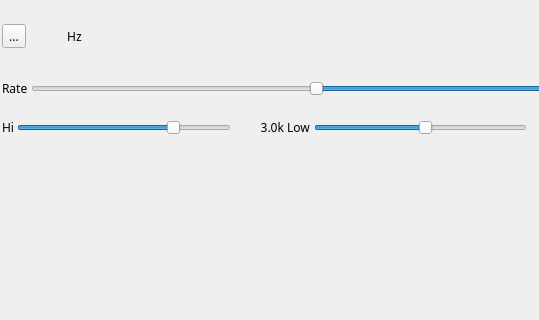
f4exb/sdrangel, file plugins/channelrx/chanalyzerng/chanalyzernggui.ui: the form before one commit; both pictures show x 0 to 539 and y 0 to 320 of the 739 by 778 pixel window.
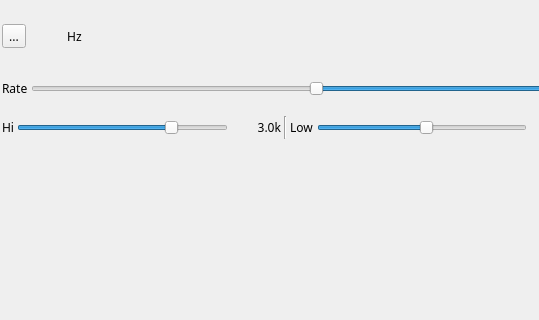
The form after the commit. Icons and pictures are not drawn. Custom widgets are drawn as their Qt base class.

```diff
--- a/plugins/channelrx/chanalyzerng/chanalyzernggui.ui
+++ b/plugins/channelrx/chanalyzerng/chanalyzernggui.ui
@@ -321,6 +321,13 @@
         </property>
        </widget>
       </item>
+      <item>
+       <widget class="Line" name="line">
+        <property name="orientation">
+         <enum>Qt::Vertical</enum>
+        </property>
+       </widget>
+      </item>
       <item>
        <widget class="QLabel" name="lowCutLabel">
         <property name="text">
```
